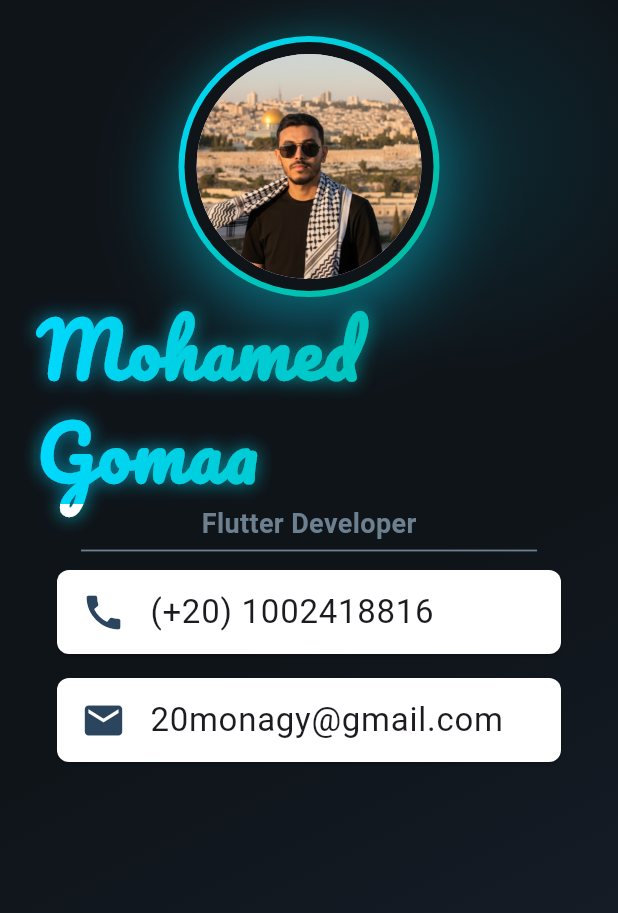
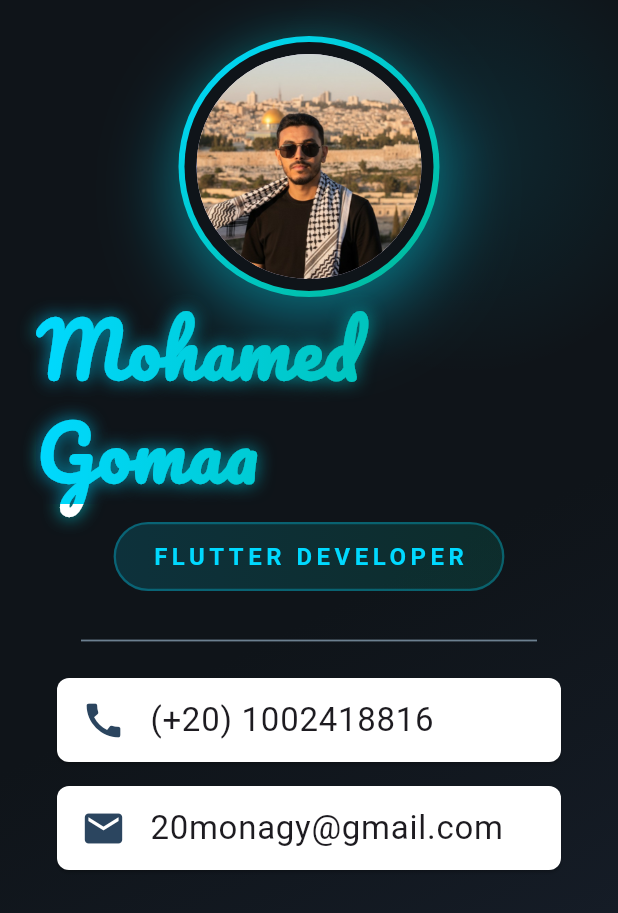
Before and after one commit to mohamedgomaa20/business_card_app, a Flutter app: the screen it shows after launch, on a phone screen of 412 x 824 dp. Shown: the top 913 px of the screen. Run offline on Flutter 3.47's test engine with Material 3 defaults, Android fonts, the phone set to English and light mode, and no system bars.

Commit message:
enhance flutter developer done

```diff
--- a/lib/business_card_app_screen.dart
+++ b/lib/business_card_app_screen.dart
@@ -5,9 +5,9 @@ class BusinessCardAppScreen extends StatelessWidget {
 
   @override
   Widget build(BuildContext context) {
-    const primaryColor = Color(0xFF0F1419);
-    const accentColor = Color(0xFF00D9FF);
-    const secondaryAccent = Color(0xFF00B894);
+    const Color primaryColor = Color(0xFF0F1419);
+    const Color accentColor = Color(0xFF00D9FF);
+    const Color secondaryAccent = Color(0xFF00B894);
 
     return Scaffold(
       backgroundColor: primaryColor,
@@ -114,14 +114,41 @@ class BusinessCardAppScreen extends StatelessWidget {
                           ),
                         ),
                       ),
-                      const Text(
-                        "Flutter Developer",
-                        style: TextStyle(
-                          fontSize: 18,
-                          color: Color(0xff6c8090),
-                          fontWeight: FontWeight.bold,
+                      const SizedBox(height: 12),
+
+                      Container(
+                        padding: EdgeInsets.symmetric(
+                          vertical: 10,
+                          horizontal: 24,
+                        ),
+
+                        decoration: BoxDecoration(
+                          borderRadius: BorderRadius.circular(30),
+                          border: Border.all(
+                            color: accentColor.withOpacity(.3),
+                            width: 1.5,
+                          ),
+                          gradient: LinearGradient(
+                            colors: [
+                              accentColor.withOpacity(.15),
+                              secondaryAccent.withOpacity(.15),
+                            ],
+                          ),
+                        ),
+
+                        child: Text(
+                          "Flutter Developer".toUpperCase(),
+                          style: TextStyle(
+                            fontSize: 16,
+                            color: accentColor,
+                            fontWeight: FontWeight.w700,
+                            letterSpacing: 3,
+                          ),
                         ),
                       ),
+
+                      const SizedBox(height: 28),
+
                       const Divider(
                         color: Color(0xff6c8090),
                         indent: 30,
@@ -129,6 +156,7 @@ class BusinessCardAppScreen extends StatelessWidget {
                         height: 10,
                         thickness: 1.2,
                       ),
+                      const SizedBox(height: 12),
 
                       Card(
                         color: Colors.white,
```
